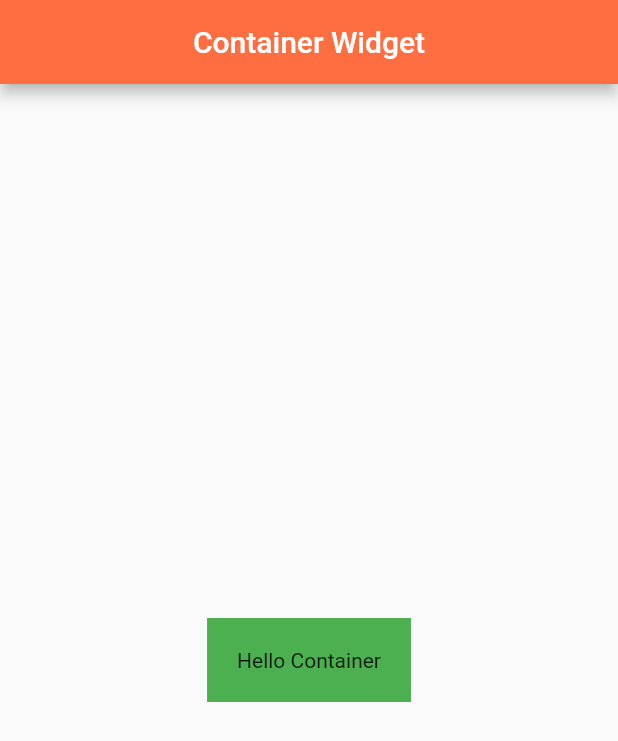
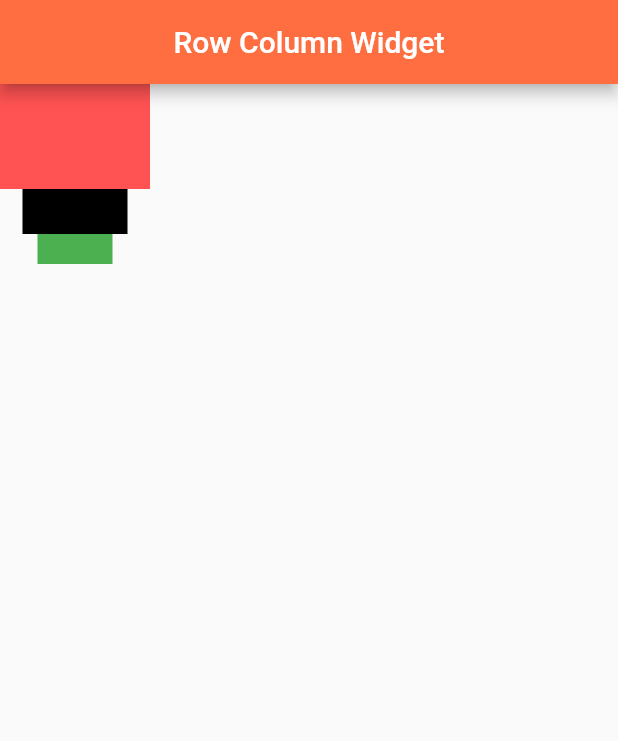
Before and after one commit to iAtharZaib/Flutter-Practice, a Flutter app: the screen it shows after launch, on a phone screen of 412 x 824 dp. Shown: the top 741 px of the screen. Run offline on Flutter 3.47's test engine with Material 2 defaults, Android fonts, the light colour scheme and no system bars.

Commit message:
Row & Column Work

```diff
--- a/lib/main.dart
+++ b/lib/main.dart
@@ -1,6 +1,7 @@
 import 'package:flutter/material.dart';
 import 'package:myapp/screen/containerWidget.dart';
 import 'package:myapp/screen/homepage.dart';
+import 'package:myapp/screen/rowColumnWidget.dart';
 
 void main() {
   runApp(const MyApp());
@@ -13,12 +14,13 @@ class MyApp extends StatelessWidget {
   @override
   Widget build(BuildContext context) {
     return MaterialApp(
+      debugShowCheckedModeBanner: true,
       title: 'Flutter Demo',
       theme: ThemeData(
         primarySwatch: Colors.red,
       ),
       // ignore: prefer_const_constructors
-      home: ContainerWidget(),
+      home: RowColumnWidget(),
     );
   }
 }
--- /dev/null
+++ b/lib/screen/rowColumnWidget.dart
@@ -0,0 +1,40 @@
+import 'package:flutter/material.dart';
+
+class RowColumnWidget extends StatelessWidget {
+  const RowColumnWidget({Key? key}) : super(key: key);
+
+  @override
+  Widget build(BuildContext context) {
+    return Scaffold(
+      appBar: AppBar(
+        title: Text("Row Column Widget"),
+        centerTitle: true,
+        backgroundColor: Colors.deepOrangeAccent,
+      ),
+      body: Column(
+          // mainAxisAlignment: MainAxisAlignment.spaceAround,
+          // crossAxisAlignment: CrossAxisAlignment.end,
+          children: [
+            // Expanded(
+            //   child: Text(
+            //       "this is a ling text that is made by the authoer and the main text that is made by the authoer and the main"),
+            // )
+            Container(
+              color: Colors.redAccent,
+              width: 100,
+              height: 70,
+            ),
+            Container(
+              color: Colors.black,
+              width: 70,
+              height: 30,
+            ),
+            Container(
+              color: Colors.green,
+              width: 50,
+              height: 20,
+            ),
+          ]),
+    );
+  }
+}
```
